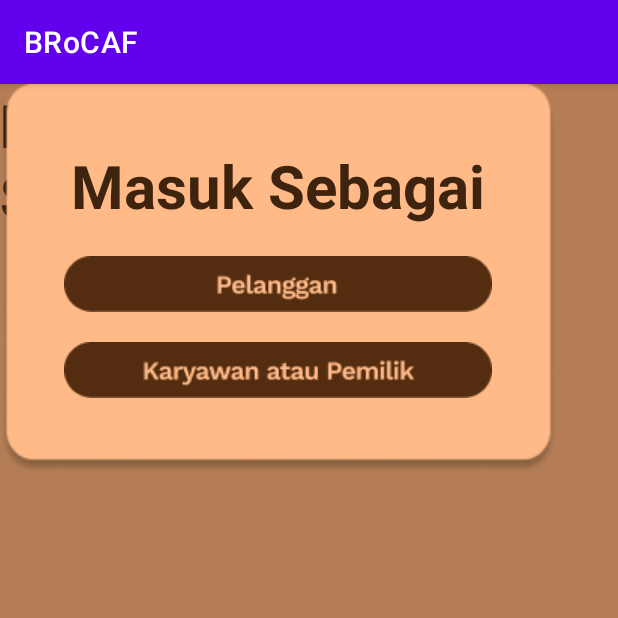
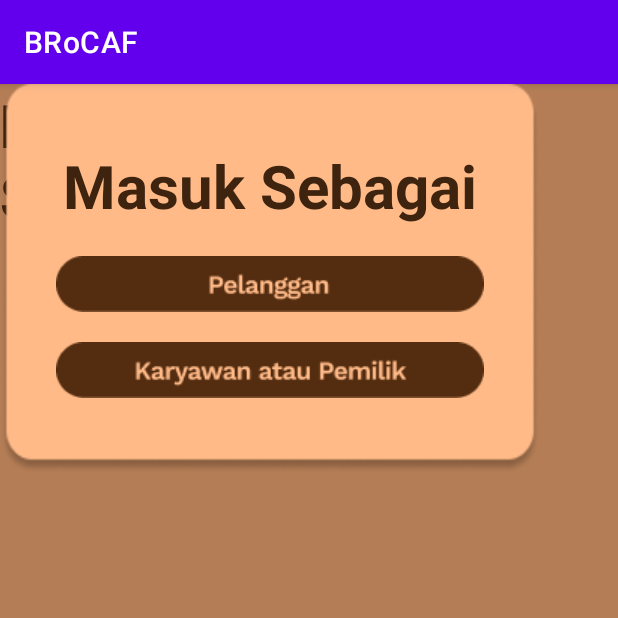
Before and after one commit to romanouke/BRoCAF-Apps, an Android app: the TampilanAwal_activity screen opened directly, with no data from a screen before it, on a phone screen of 412 x 824 dp, the top half of it. Run offline under Robolectric (Android 15) with nearby library versions, the phone set to English and light mode, and no system bars.

```diff
--- a/app/src/main/res/layout/activity_tampilan_awal.xml
+++ b/app/src/main/res/layout/activity_tampilan_awal.xml
@@ -41,27 +41,26 @@
         tools:layout_editor_absoluteY="132dp" />
 
     <LinearLayout
-        android:layout_width="371dp"
+        android:layout_width="360dp"
         android:layout_height="260dp"
+        android:background="@drawable/bg_tamp"
         android:gravity="center|center_horizontal"
         android:orientation="vertical"
         app:circularflow_radiusInDP="20dp"
         tools:ignore="MissingConstraints,VisualLintBounds"
-        tools:layout_editor_absoluteX="45dp"
-        tools:layout_editor_absoluteY="262dp"
-        android:background="@drawable/bg_tamp"
-        >
+        tools:layout_editor_absoluteX="28dp"
+        tools:layout_editor_absoluteY="262dp">
 
         <TextView
             android:id="@+id/textView4"
             android:layout_width="match_parent"
             android:layout_height="wrap_content"
+            android:layout_marginBottom="10dp"
             android:text="Masuk Sebagai"
             android:textAlignment="center"
             android:textColor="#3E230F"
             android:textSize="60px"
             android:textStyle="bold"
-            android:layout_marginBottom="10dp"
             tools:ignore="HardcodedText,PxUsage" />
 
         <ImageButton
```
Also changed, not shown: app/src/main/AndroidManifest.xml (+9 -3 lines), app/src/main/res/drawable/logo_brownice.png (added).
